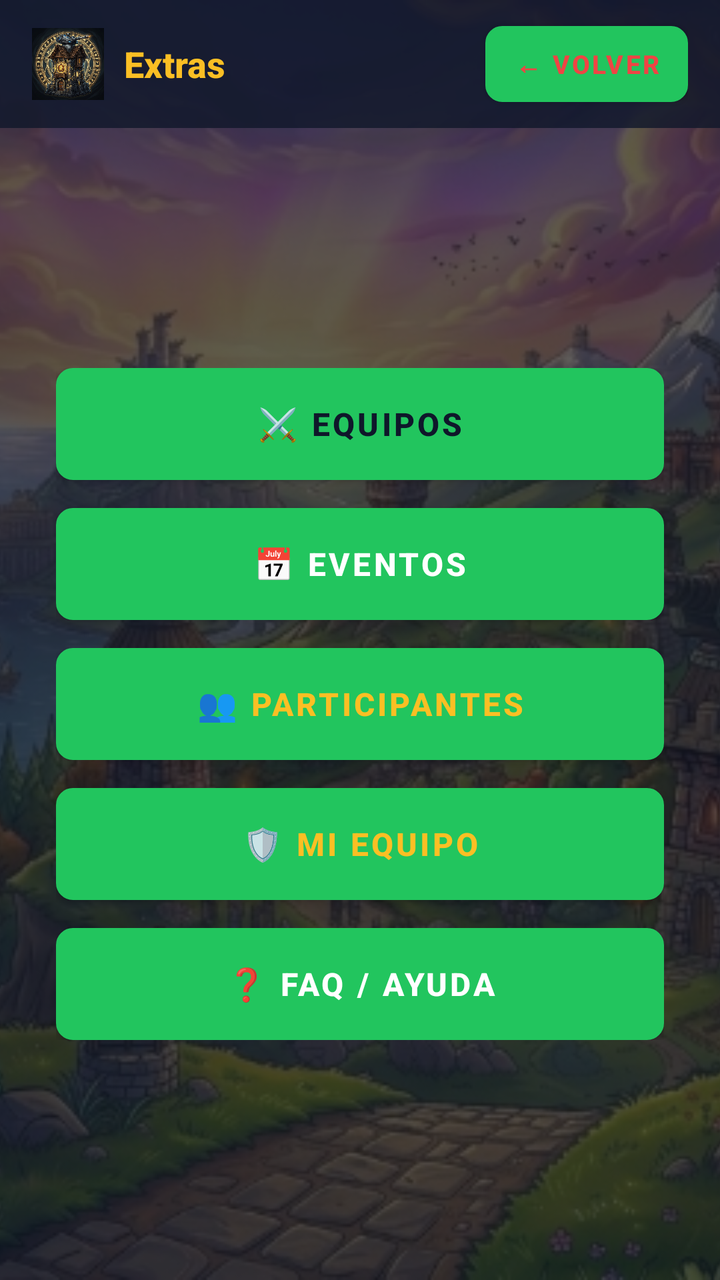
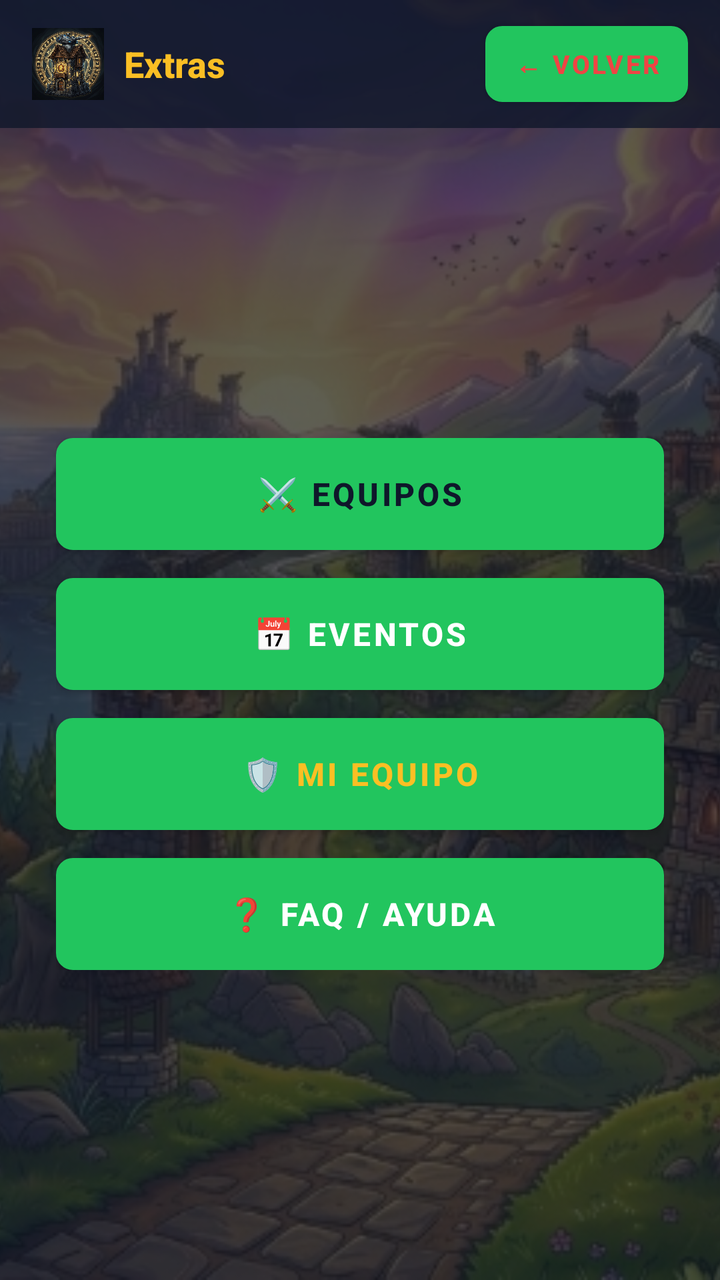

Before-and-after screenshots of an Android layout around one commit, followed by the original layout XML and the change that was made.
<!-- AndroidManifest.xml: application theme Theme.dsa_android -->
<!-- res/layout/activity_extras.xml -->
<?xml version="1.0" encoding="utf-8"?>
<FrameLayout xmlns:android="http://schemas.android.com/apk/res/android" xmlns:app="http://schemas.android.com/apk/res-auto" xmlns:tools="http://schemas.android.com/tools"
    android:layout_width="match_parent"
    android:layout_height="match_parent">

    <ImageView
        android:layout_width="match_parent"
        android:layout_height="match_parent"
        android:src="@drawable/tower_bg"
        android:scaleType="centerCrop" />

    
<androidx.constraintlayout.widget.ConstraintLayout android:id="@+id/main" android:layout_width="match_parent" android:layout_height="match_parent" tools:context=".ExtrasActivity">  <View android:layout_width="0dp" android:layout_height="0dp" android:background="#AA0F172A" app:layout_constraintTop_toTopOf="parent" app:layout_constraintBottom_toBottomOf="parent" app:layout_constraintStart_toStartOf="parent" app:layout_constraintEnd_toEndOf="parent" />  <LinearLayout android:id="@+id/header" android:layout_width="0dp" android:layout_height="64dp" android:background="#CC0F172A" android:orientation="horizontal" android:gravity="center_vertical" android:paddingStart="16dp" android:paddingEnd="16dp" app:layout_constraintTop_toTopOf="parent" app:layout_constraintStart_toStartOf="parent" app:layout_constraintEnd_toEndOf="parent"> <ImageView android:layout_width="36dp" android:layout_height="36dp" android:src="@drawable/combined_logo" android:scaleType="fitCenter" /> <TextView android:layout_width="0dp" android:layout_height="wrap_content" android:layout_weight="1" android:text="Extras" android:textSize="18sp" android:textStyle="bold" android:textColor="#FBBF24" android:fontFamily="sans-serif-medium" android:paddingStart="10dp" /> <Button android:id="@+id/btnVolver" android:layout_width="wrap_content" android:layout_height="38dp" android:background="@drawable/td_input_bg" android:text="← Volver" android:textColor="#EF4444" android:textStyle="bold" android:textSize="13sp" android:paddingStart="14dp" android:paddingEnd="14dp" /> </LinearLayout>  <LinearLayout android:layout_width="0dp" android:layout_height="wrap_content" android:layout_marginHorizontal="28dp" android:orientation="vertical" android:gravity="center" app:layout_constraintTop_toBottomOf="@id/header" app:layout_constraintBottom_toBottomOf="parent" app:layout_constraintStart_toStartOf="parent" app:layout_constraintEnd_toEndOf="parent">  <Button android:id="@+id/EquiposButton" android:layout_width="match_parent" android:layout_height="56dp" android:background="@drawable/td_button_primary" android:text="⚔️ EQUIPOS" android:textColor="#0F172A" android:textStyle="bold" android:textSize="16sp" android:layout_marginBottom="14dp" />  <Button android:id="@+id/EventosButton" android:layout_width="match_parent" android:layout_height="56dp" android:background="@drawable/td_button_green" android:text="📅 EVENTOS" android:textColor="#FFFFFF" android:textStyle="bold" android:textSize="16sp" android:layout_marginBottom="14dp" />  <Button android:id="@+id/Participantesbutton" android:layout_width="match_parent" android:layout_height="56dp" android:background="@drawable/td_card_bg" android:text="👥 PARTICIPANTES" android:textColor="#FBBF24" android:textStyle="bold" android:textSize="16sp" android:layout_marginBottom="14dp" />  <Button android:id="@+id/MyTeamButton" android:layout_width="match_parent" android:layout_height="56dp" android:background="@drawable/td_card_bg" android:text="🛡️ MI EQUIPO" android:textColor="#FBBF24" android:textStyle="bold" android:textSize="16sp" android:layout_marginBottom="14dp" />  <Button android:id="@+id/FaqButton" android:layout_width="match_parent" android:layout_height="56dp" android:background="@drawable/td_button_green" android:text="❓ FAQ / AYUDA" android:textColor="#FFFFFF" android:textStyle="bold" android:textSize="16sp" /> </LinearLayout> </androidx.constraintlayout.widget.ConstraintLayout>
</FrameLayout>
<!-- resources referenced by this layout -->
<resources>
  <!-- drawable combined_logo: png bitmap (drawable, 704736 bytes) -->
  <!-- drawable td_button_green (drawable) -->
  <?xml version="1.0" encoding="utf-8"?>
  <shape xmlns:android="http://schemas.android.com/apk/res/android"
      android:shape="rectangle">
      <solid android:color="#22C55E" />
      <corners android:radius="8dp" />
      <stroke android:width="1dp" android:color="#16A34A" />
  </shape>
  <!-- drawable td_button_primary (drawable) -->
  <?xml version="1.0" encoding="utf-8"?>
  <shape xmlns:android="http://schemas.android.com/apk/res/android"
      android:shape="rectangle">
      <solid android:color="#FBBF24" />
      <corners android:radius="8dp" />
      <stroke android:width="1dp" android:color="#F59E0B" />
  </shape>
  <!-- drawable td_card_bg (drawable) -->
  <?xml version="1.0" encoding="utf-8"?>
  <shape xmlns:android="http://schemas.android.com/apk/res/android"
      android:shape="rectangle">
      <solid android:color="#1E293B" />
      <corners android:radius="8dp" />
      <stroke android:width="1dp" android:color="#FBBF24" />
  </shape>
  <!-- drawable td_input_bg (drawable) -->
  <?xml version="1.0" encoding="utf-8"?>
  <shape xmlns:android="http://schemas.android.com/apk/res/android"
      android:shape="rectangle">
      <solid android:color="#0F172A" />
      <corners android:radius="8dp" />
      <stroke android:width="1dp" android:color="#334155" />
  </shape>
  <!-- drawable tower_bg: jpg bitmap (drawable, 290700 bytes) -->
  <style name="Theme.dsa_android" parent="Theme.MaterialComponents.DayNight.NoActionBar">
          
          <item name="colorPrimary">#22C55E</item>
          <item name="colorPrimaryVariant">#16A34A</item>
          <item name="colorOnPrimary">#FFFFFF</item>
          
          <item name="colorSecondary">#FBBF24</item>
          <item name="colorSecondaryVariant">#F59E0B</item>
          <item name="colorOnSecondary">#0F172A</item>
          
          <item name="android:windowBackground">@drawable/tower_bg</item>
          <item name="android:statusBarColor">#0F172A</item>
          <item name="android:navigationBarColor">#0F172A</item>
      </style>
</resources>

<!-- the commit's change to res/layout/activity_extras.xml (unified diff, before → after) -->
@@ -1,14 +1,169 @@
 <?xml version="1.0" encoding="utf-8"?>
-<FrameLayout xmlns:android="http://schemas.android.com/apk/res/android" xmlns:app="http://schemas.android.com/apk/res-auto" xmlns:tools="http://schemas.android.com/tools"
+<FrameLayout xmlns:android="http://schemas.android.com/apk/res/android"
+    xmlns:app="http://schemas.android.com/apk/res-auto"
+    xmlns:tools="http://schemas.android.com/tools"
     android:layout_width="match_parent"
     android:layout_height="match_parent">
 
     <ImageView
         android:layout_width="match_parent"
         android:layout_height="match_parent"
-        android:src="@drawable/tower_bg"
-        android:scaleType="centerCrop" />
+        android:scaleType="centerCrop"
+        android:src="@drawable/tower_bg" />
 
-    
-<androidx.constraintlayout.widget.ConstraintLayout android:id="@+id/main" android:layout_width="match_parent" android:layout_height="match_parent" tools:context=".ExtrasActivity">  <View android:layout_width="0dp" android:layout_height="0dp" android:background="#AA0F172A" app:layout_constraintTop_toTopOf="parent" app:layout_constraintBottom_toBottomOf="parent" app:layout_constraintStart_toStartOf="parent" app:layout_constraintEnd_toEndOf="parent" />  <LinearLayout android:id="@+id/header" android:layout_width="0dp" android:layout_height="64dp" android:background="#CC0F172A" android:orientation="horizontal" android:gravity="center_vertical" android:paddingStart="16dp" android:paddingEnd="16dp" app:layout_constraintTop_toTopOf="parent" app:layout_constraintStart_toStartOf="parent" app:layout_constraintEnd_toEndOf="parent"> <ImageView android:layout_width="36dp" android:layout_height="36dp" android:src="@drawable/combined_logo" android:scaleType="fitCenter" /> <TextView android:layout_width="0dp" android:layout_height="wrap_content" android:layout_weight="1" android:text="Extras" android:textSize="18sp" android:textStyle="bold" android:textColor="#FBBF24" android:fontFamily="sans-serif-medium" android:paddingStart="10dp" /> <Button android:id="@+id/btnVolver" android:layout_width="wrap_content" android:layout_height="38dp" android:background="@drawable/td_input_bg" android:text="← Volver" android:textColor="#EF4444" android:textStyle="bold" android:textSize="13sp" android:paddingStart="14dp" android:paddingEnd="14dp" /> </LinearLayout>  <LinearLayout android:layout_width="0dp" android:layout_height="wrap_content" android:layout_marginHorizontal="28dp" android:orientation="vertical" android:gravity="center" app:layout_constraintTop_toBottomOf="@id/header" app:layout_constraintBottom_toBottomOf="parent" app:layout_constraintStart_toStartOf="parent" app:layout_constraintEnd_toEndOf="parent">  <Button android:id="@+id/EquiposButton" android:layout_width="match_parent" android:layout_height="56dp" android:background="@drawable/td_button_primary" android:text="⚔️ EQUIPOS" android:textColor="#0F172A" android:textStyle="bold" android:textSize="16sp" android:layout_marginBottom="14dp" />  <Button android:id="@+id/EventosButton" android:layout_width="match_parent" android:layout_height="56dp" android:background="@drawable/td_button_green" android:text="📅 EVENTOS" android:textColor="#FFFFFF" android:textStyle="bold" android:textSize="16sp" android:layout_marginBottom="14dp" />  <Button android:id="@+id/Participantesbutton" android:layout_width="match_parent" android:layout_height="56dp" android:background="@drawable/td_card_bg" android:text="👥 PARTICIPANTES" android:textColor="#FBBF24" android:textStyle="bold" android:textSize="16sp" android:layout_marginBottom="14dp" />  <Button android:id="@+id/MyTeamButton" android:layout_width="match_parent" android:layout_height="56dp" android:background="@drawable/td_card_bg" android:text="🛡️ MI EQUIPO" android:textColor="#FBBF24" android:textStyle="bold" android:textSize="16sp" android:layout_marginBottom="14dp" />  <Button android:id="@+id/FaqButton" android:layout_width="match_parent" android:layout_height="56dp" android:background="@drawable/td_button_green" android:text="❓ FAQ / AYUDA" android:textColor="#FFFFFF" android:textStyle="bold" android:textSize="16sp" /> </LinearLayout> </androidx.constraintlayout.widget.ConstraintLayout>
+    <androidx.constraintlayout.widget.ConstraintLayout
+        android:id="@+id/main"
+        android:layout_width="match_parent"
+        android:layout_height="match_parent"
+        tools:context=".ExtrasActivity">
+
+        <View
+            android:layout_width="0dp"
+            android:layout_height="0dp"
+            android:background="#AA0F172A"
+            app:layout_constraintBottom_toBottomOf="parent"
+            app:layout_constraintEnd_toEndOf="parent"
+            app:layout_constraintStart_toStartOf="parent"
+            app:layout_constraintTop_toTopOf="parent" />
+
+        <LinearLayout
+            android:id="@+id/header"
+            android:layout_width="0dp"
+            android:layout_height="64dp"
+            android:background="#CC0F172A"
+            android:gravity="center_vertical"
+            android:orientation="horizontal"
+            android:paddingStart="16dp"
+            android:paddingEnd="16dp"
+            app:layout_constraintEnd_toEndOf="parent"
+            app:layout_constraintStart_toStartOf="parent"
+            app:layout_constraintTop_toTopOf="parent">
+
+            <ImageView
+                android:layout_width="36dp"
+                android:layout_height="36dp"
+                android:scaleType="fitCenter"
+                android:src="@drawable/combined_logo" />
+
+            <TextView
+                android:layout_width="0dp"
+                android:layout_height="wrap_content"
+                android:layout_weight="1"
+                android:fontFamily="sans-serif-medium"
+                android:paddingStart="10dp"
+                android:text="Extras"
+                android:textColor="#FBBF24"
+                android:textSize="18sp"
+                android:textStyle="bold" />
+
+            <Button
+                android:id="@+id/btnVolver"
+                android:layout_width="wrap_content"
+                android:layout_height="38dp"
+                android:background="@drawable/td_input_bg"
+                android:paddingStart="14dp"
+                android:paddingEnd="14dp"
+                android:text="← Volver"
+                android:textColor="#EF4444"
+                android:textSize="13sp"
+                android:textStyle="bold" />
+        </LinearLayout>
+
+        <LinearLayout
+            android:layout_width="0dp"
+            android:layout_height="wrap_content"
+            android:layout_marginHorizontal="28dp"
+            android:gravity="center"
+            android:orientation="vertical"
+            app:layout_constraintBottom_toBottomOf="parent"
+            app:layout_constraintEnd_toEndOf="parent"
+            app:layout_constraintStart_toStartOf="parent"
+            app:layout_constraintTop_toBottomOf="@id/header">
+
+            <Button
+                android:id="@+id/EquiposButton"
+                android:layout_width="match_parent"
+                android:layout_height="56dp"
+                android:layout_marginBottom="14dp"
+                android:background="@drawable/td_button_primary"
+                android:text="⚔️ EQUIPOS"
+                android:textColor="#0F172A"
+                android:textSize="16sp"
+                android:textStyle="bold" />
+
+            <Button
+                android:id="@+id/EventosButton"
+                android:layout_width="match_parent"
+                android:layout_height="56dp"
+                android:layout_marginBottom="14dp"
+                android:background="@drawable/td_button_green"
+                android:text="📅 EVENTOS"
+                android:textColor="#FFFFFF"
+                android:textSize="16sp"
+                android:textStyle="bold" />
+
+            <Button
+                android:id="@+id/MyTeamButton"
+                android:layout_width="match_parent"
+                android:layout_height="56dp"
+                android:layout_marginBottom="14dp"
+                android:background="@drawable/td_card_bg"
+                android:text="🛡️ MI EQUIPO"
+                android:textColor="#FBBF24"
+                android:textSize="16sp"
+                android:textStyle="bold" />
+
+            <Button
+                android:id="@+id/FaqButton"
+                android:layout_width="match_parent"
+                android:layout_height="56dp"
+                android:background="@drawable/td_button_green"
+                android:text="❓ FAQ / AYUDA"
+                android:textColor="#FFFFFF"
+                android:textSize="16sp"
+                android:textStyle="bold" />
+        </LinearLayout>
+
+        <LinearLayout
+            android:id="@+id/loadingOverlay"
+            android:layout_width="match_parent"
+            android:layout_height="match_parent"
+            android:background="#F20F172A"
+            android:clickable="true"
+            android:elevation="20dp"
+            android:focusable="true"
+            android:gravity="center"
+            android:orientation="vertical"
+            android:visibility="gone">
+
+            <ImageView
+                android:layout_width="140dp"
+                android:layout_height="140dp"
+                android:layout_marginBottom="24dp"
+                android:background="@drawable/bg_dark_card"
+                android:clipToOutline="true"
+                android:scaleType="centerCrop"
+                android:src="@drawable/combined_logo" />
+
+            <TextView
+                android:id="@+id/loadingText"
+                android:layout_width="wrap_content"
+                android:layout_height="wrap_content"
+                android:layout_marginBottom="16dp"
+                android:letterSpacing="0.1"
+                android:text="CARGANDO AVENTURA..."
+                android:textColor="#FBBF24"
+                android:textSize="18sp"
+                android:textStyle="bold" />
+
+            <ProgressBar
+                android:id="@+id/horizontalProgressBar"
+                style="?android:attr/progressBarStyleHorizontal"
+                android:layout_width="260dp"
+                android:layout_height="12dp"
+                android:max="100"
+                android:progress="0"
+                android:progressDrawable="@drawable/progress_bar_horizontal" />
+        </LinearLayout>
+    </androidx.constraintlayout.widget.ConstraintLayout>
 </FrameLayout>
<!-- resource entries referenced after the edit -->
@@ -1,6 +1,33 @@
 <!-- resources referenced by this layout -->
 <resources>
+  <!-- drawable bg_dark_card (drawable) -->
+  <?xml version="1.0" encoding="utf-8"?>
+  <shape xmlns:android="http://schemas.android.com/apk/res/android">
+      <solid android:color="#EE0F172A" />
+      <stroke android:width="1dp" android:color="#33FFFFFF" />
+      <corners android:radius="16dp" />
+  </shape>
   <!-- drawable combined_logo: png bitmap (drawable, 704736 bytes) -->
+  <!-- drawable progress_bar_horizontal (drawable) -->
+  <?xml version="1.0" encoding="utf-8"?>
+  <layer-list xmlns:android="http://schemas.android.com/apk/res/android">
+      
+      <item android:id="@android:id/background">
+          <shape>
+              <corners android:radius="6dp"/>
+              <solid android:color="#1E293B"/> 
+          </shape>
+      </item>
+      
+      <item android:id="@android:id/progress">
+          <scale android:scaleWidth="100%">
+              <shape>
+                  <corners android:radius="6dp"/>
+                  <solid android:color="#FBBF24"/> 
+              </shape>
+          </scale>
+      </item>
+  </layer-list>
   <!-- drawable td_button_green (drawable) -->
   <?xml version="1.0" encoding="utf-8"?>
   <shape xmlns:android="http://schemas.android.com/apk/res/android"
